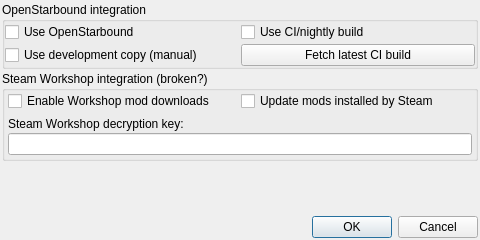
The window that multibound2/settingswindow.ui (zetaPRIME/MultiBound2) describes before a commit, drawn with Qt 5.
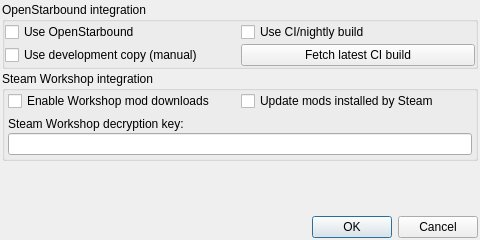
The same window after the commit.

Commit message: update workshop-related UI strings

```diff
--- a/multibound2/settingswindow.ui
+++ b/multibound2/settingswindow.ui
@@ -89,7 +89,7 @@
    <item>
     <widget class="QGroupBox" name="groupSteamcmd">
      <property name="title">
-      <string>Steam Workshop integration (broken?)</string>
+      <string>Steam Workshop integration</string>
      </property>
      <layout class="QGridLayout" name="gridLayout_2">
       <property name="leftMargin">
```
The commit also changes 1 other file.
